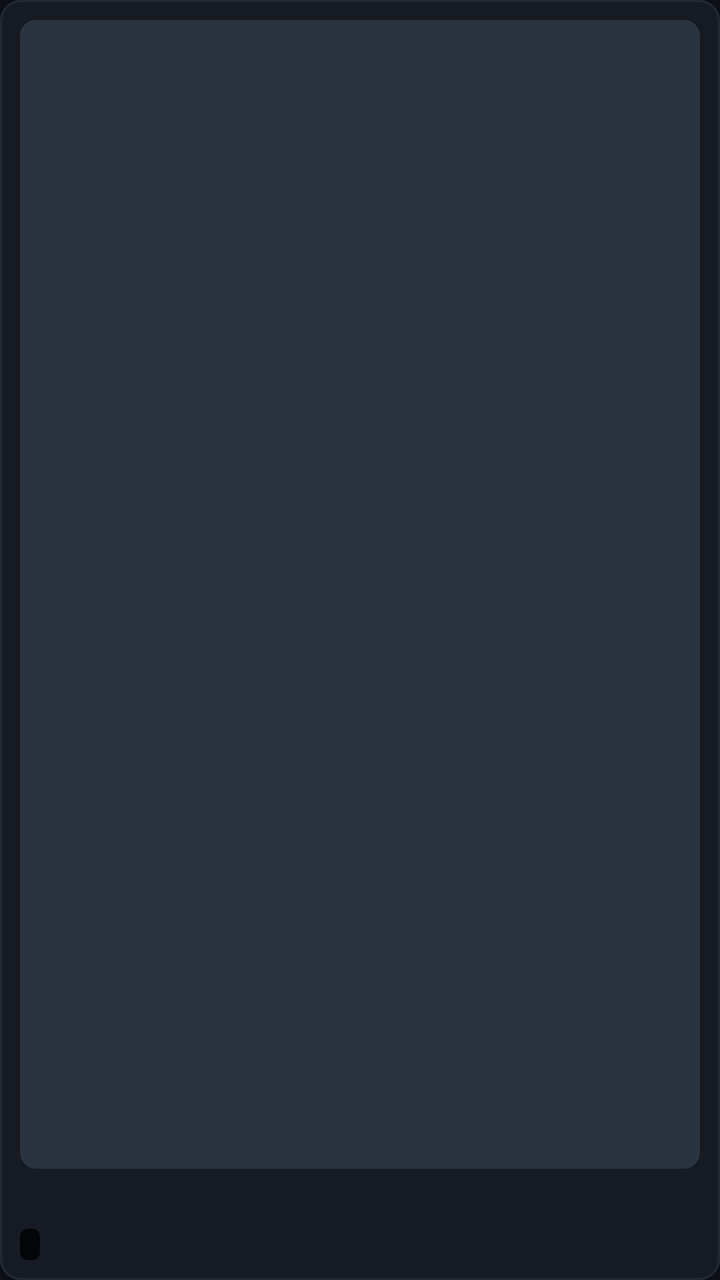
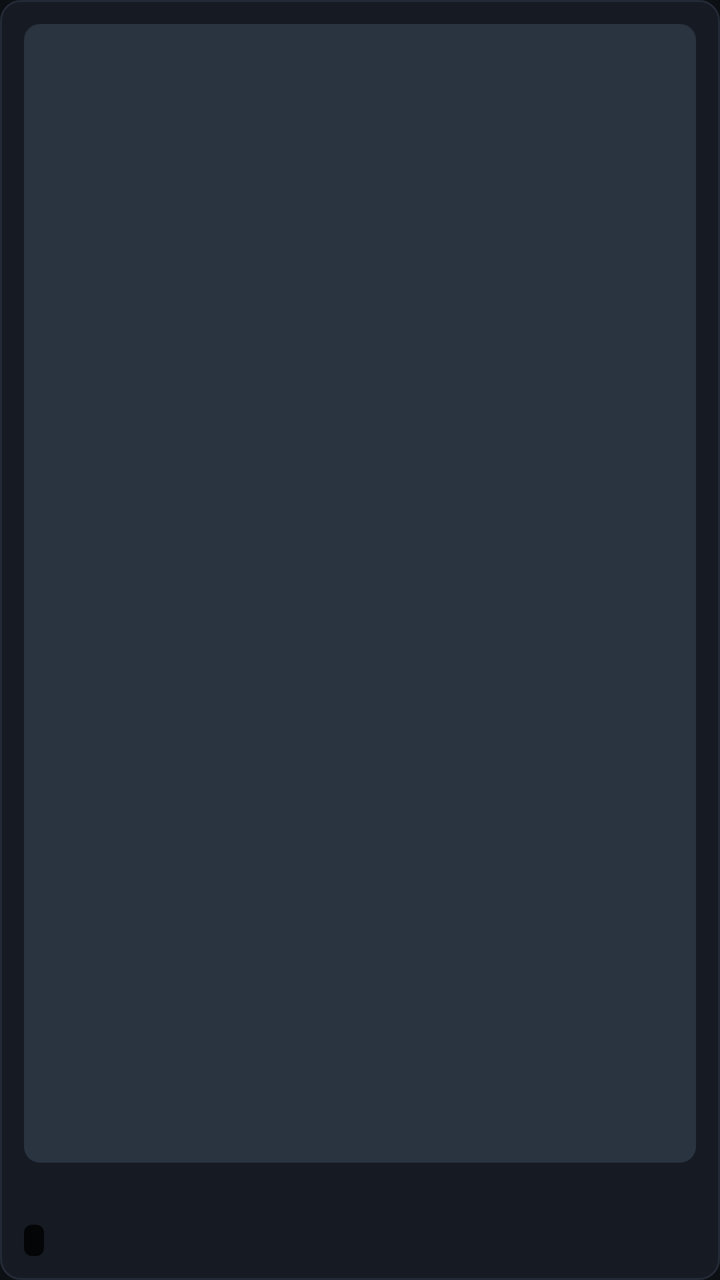

An Android layout rendered at two revisions. The XML below is the earlier revision; the diff shows what the commit changed to produce the second picture.
<!-- AndroidManifest.xml: application theme AppTheme -->
<!-- res/layout/item_channel.xml -->
<?xml version="1.0" encoding="utf-8"?>
<LinearLayout xmlns:android="http://schemas.android.com/apk/res/android"
    android:layout_width="@dimen/channel_card_width"
    android:layout_height="@dimen/channel_card_height"
    android:background="@drawable/bg_card"
    android:clickable="true"
    android:focusable="true"
    android:orientation="vertical"
    android:padding="10dp">

    <FrameLayout
        android:layout_width="match_parent"
        android:layout_height="0dp"
        android:layout_weight="1"
        android:minHeight="52dp">

        <TextView
            android:id="@+id/channel_placeholder"
            android:layout_width="match_parent"
            android:layout_height="match_parent"
            android:background="@drawable/bg_logo_placeholder"
            android:gravity="center"
            android:includeFontPadding="false"
            android:maxLines="1"
            android:textColor="@color/text_secondary"
            android:textSize="20sp"
            android:textStyle="bold" />

        <ImageView
            android:id="@+id/channel_logo"
            android:layout_width="match_parent"
            android:layout_height="match_parent"
            android:contentDescription="@null"
            android:padding="6dp"
            android:scaleType="fitCenter" />
    </FrameLayout>

    <TextView
        android:id="@+id/channel_name"
        android:layout_width="match_parent"
        android:layout_height="wrap_content"
        android:layout_marginTop="7dp"
        android:ellipsize="end"
        android:maxLines="1"
        android:textColor="@color/text_primary"
        android:textSize="14sp" />

    <LinearLayout
        android:layout_width="match_parent"
        android:layout_height="wrap_content"
        android:layout_marginTop="4dp"
        android:gravity="center_vertical"
        android:orientation="horizontal">

        <TextView
            android:id="@+id/channel_quality"
            android:layout_width="wrap_content"
            android:layout_height="wrap_content"
            android:background="@drawable/bg_badge"
            android:paddingLeft="5dp"
            android:paddingRight="5dp"
            android:paddingTop="1dp"
            android:paddingBottom="1dp"
            android:textColor="@color/accent"
            android:textSize="10sp" />

        <TextView
            android:id="@+id/channel_fav"
            android:layout_width="wrap_content"
            android:layout_height="wrap_content"
            android:layout_marginLeft="6dp"
            android:text="★"
            android:textColor="@color/warning"
            android:textSize="12sp"
            android:visibility="gone" />

        <Space
            android:layout_width="0dp"
            android:layout_height="1dp"
            android:layout_weight="1" />

        <TextView
            android:id="@+id/channel_group"
            android:layout_width="wrap_content"
            android:layout_height="wrap_content"
            android:textColor="@color/text_hint"
            android:textSize="10sp" />
    </LinearLayout>
</LinearLayout>
<!-- resources referenced by this layout -->
<resources>
  <color name="accent">#FF4FA8FF</color>
  <color name="text_hint">#FF6B7785</color>
  <color name="text_primary">#FFF2F4F8</color>
  <color name="text_secondary">#FF9AA6B5</color>
  <color name="warning">#FFFFB020</color>
  <dimen name="channel_card_height">118dp</dimen>
  <dimen name="channel_card_width">168dp</dimen>
  <!-- drawable bg_badge (drawable) -->
  <?xml version="1.0" encoding="utf-8"?>
  <shape xmlns:android="http://schemas.android.com/apk/res/android"
      android:shape="rectangle">
      <solid android:color="@color/badge_bg" />
      <corners android:radius="4dp" />
  </shape>
  <!-- drawable bg_card (drawable) -->
  <?xml version="1.0" encoding="utf-8"?>
  <selector xmlns:android="http://schemas.android.com/apk/res/android">
      <item android:state_focused="true">
          <shape android:shape="rectangle">
              <solid android:color="@color/bg_card_focus" />
              <corners android:radius="@dimen/card_radius" />
              <stroke android:width="@dimen/focus_stroke" android:color="@color/focus_stroke" />
          </shape>
      </item>
      <item android:state_pressed="true">
          <shape android:shape="rectangle">
              <solid android:color="@color/bg_card_focus" />
              <corners android:radius="@dimen/card_radius" />
          </shape>
      </item>
      <item>
          <shape android:shape="rectangle">
              <solid android:color="@color/bg_card" />
              <corners android:radius="@dimen/card_radius" />
              <stroke android:width="1dp" android:color="@color/divider" />
          </shape>
      </item>
  </selector>
  <!-- drawable bg_logo_placeholder (drawable) -->
  <?xml version="1.0" encoding="utf-8"?>
  <shape xmlns:android="http://schemas.android.com/apk/res/android"
      android:shape="rectangle">
      <solid android:color="@color/placeholder" />
      <corners android:radius="8dp" />
  </shape>
  <style name="AppTheme" parent="@android:style/Theme.Material.NoActionBar">
          <item name="android:colorPrimary">@color/brand_red</item>
          <item name="android:colorPrimaryDark">@color/bg_root</item>
          <item name="android:colorAccent">@color/brand_red</item>
          <item name="android:windowBackground">@color/bg_root</item>
          <item name="android:statusBarColor">@color/bg_root</item>
          <item name="android:navigationBarColor">@color/bg_root</item>
          <item name="android:textColorPrimary">@color/text_primary</item>
          <item name="android:textColorSecondary">@color/text_secondary</item>
          <item name="android:textColorHint">@color/text_hint</item>
          <item name="android:windowActionBar">false</item>
          <item name="android:windowNoTitle">true</item>
      </style>
  <color name="badge_bg">#CC000000</color>
  <color name="bg_card_focus">#FF3A1420</color>
  <dimen name="card_radius">10dp</dimen>
  <dimen name="focus_stroke">2dp</dimen>
  <color name="focus_stroke">#FFFF5A66</color>
  <color name="bg_card">#FF161B23</color>
  <color name="divider">#FF232A35</color>
  <color name="placeholder">#FF2A3340</color>
  <color name="brand_red">#FFE62F3C</color>
  <color name="bg_root">#FF0C0F14</color>
</resources>

<!-- the commit's change to res/layout/item_channel.xml (unified diff, before → after) -->
@@ -6,13 +6,13 @@
     android:clickable="true"
     android:focusable="true"
     android:orientation="vertical"
-    android:padding="10dp">
+    android:padding="12dp">
 
     <FrameLayout
         android:layout_width="match_parent"
         android:layout_height="0dp"
         android:layout_weight="1"
-        android:minHeight="52dp">
+        android:minHeight="64dp">
 
         <TextView
             android:id="@+id/channel_placeholder"
@@ -31,7 +31,7 @@
             android:layout_width="match_parent"
             android:layout_height="match_parent"
             android:contentDescription="@null"
-            android:padding="6dp"
+            android:padding="4dp"
             android:scaleType="fitCenter" />
     </FrameLayout>
 
@@ -39,11 +39,12 @@
         android:id="@+id/channel_name"
         android:layout_width="match_parent"
         android:layout_height="wrap_content"
-        android:layout_marginTop="7dp"
+        android:layout_marginTop="8dp"
         android:ellipsize="end"
         android:maxLines="1"
         android:textColor="@color/text_primary"
-        android:textSize="14sp" />
+        android:textSize="14sp"
+        android:textStyle="bold" />
 
     <LinearLayout
         android:layout_width="match_parent"
<!-- resource entries referenced after the edit -->
@@ -5,8 +5,8 @@
   <color name="text_primary">#FFF2F4F8</color>
   <color name="text_secondary">#FF9AA6B5</color>
   <color name="warning">#FFFFB020</color>
-  <dimen name="channel_card_height">118dp</dimen>
-  <dimen name="channel_card_width">168dp</dimen>
+  <dimen name="channel_card_height">132dp</dimen>
+  <dimen name="channel_card_width">150dp</dimen>
   <!-- drawable bg_badge (drawable) -->
   <?xml version="1.0" encoding="utf-8"?>
   <shape xmlns:android="http://schemas.android.com/apk/res/android"
